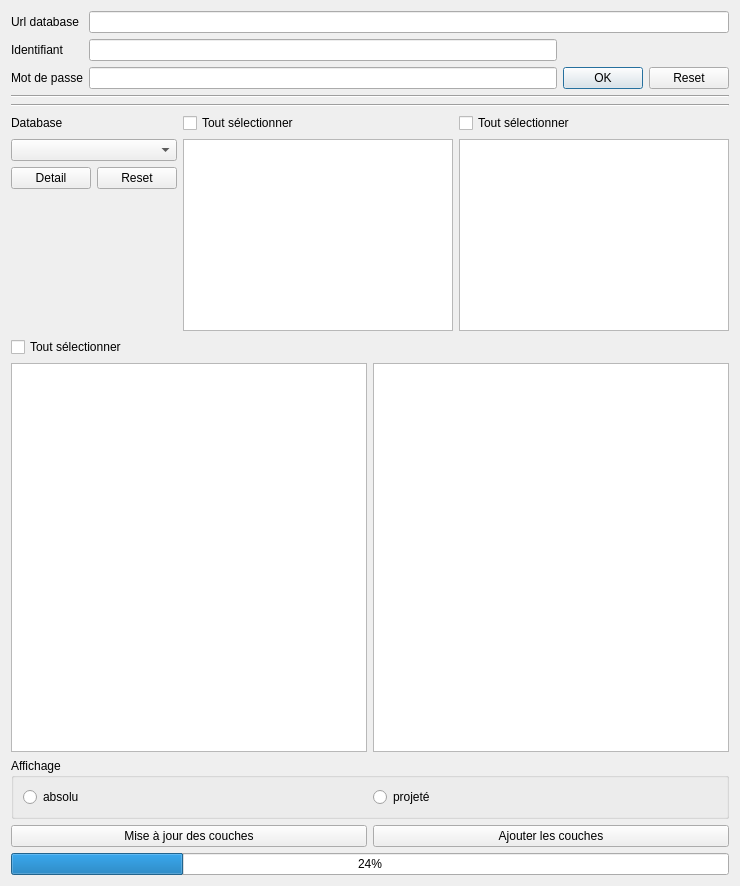
Old version of the form couchdb_importer/couchdb_importer_dialog_base.ui in the repository FranceDigues/SIRS-Digues-PluginQGis.
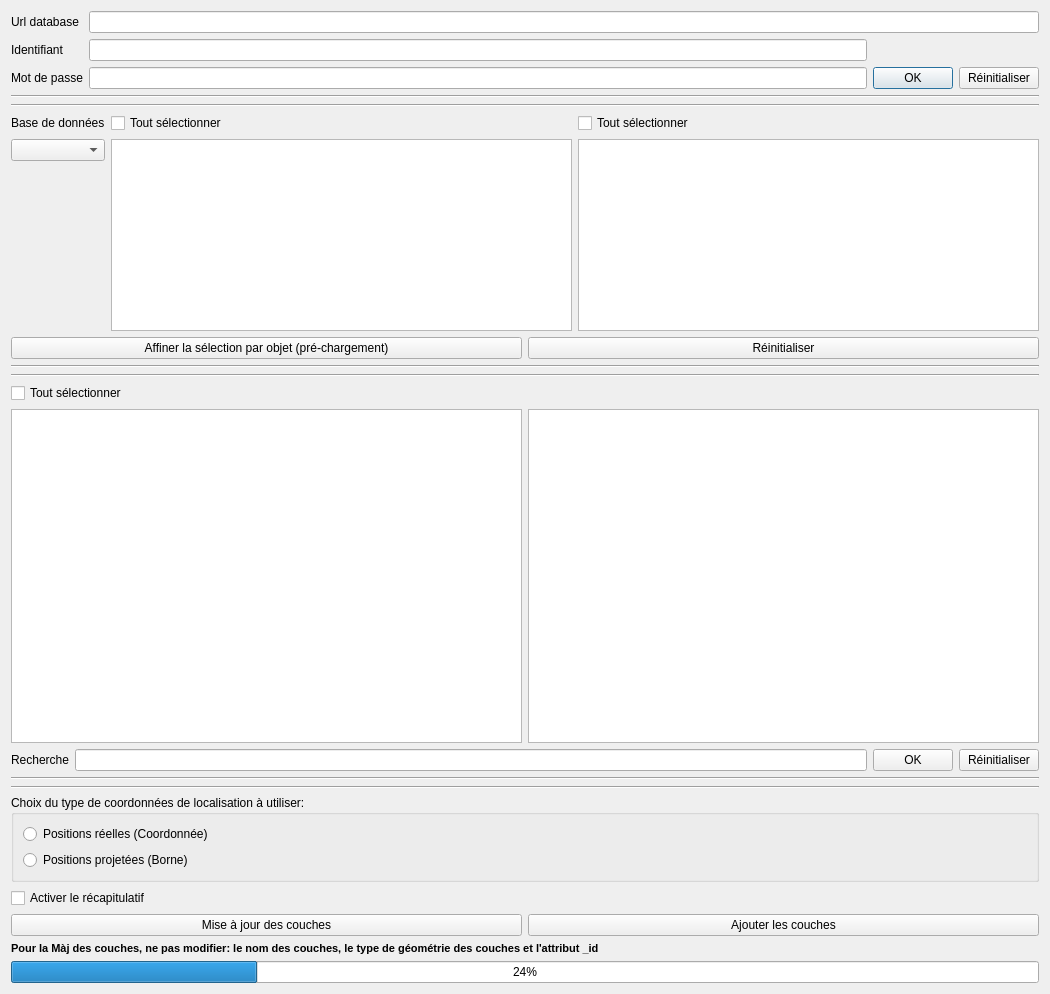
New version of the form.

Patch:
```diff
--- a/couchdb_importer/couchdb_importer_dialog_base.ui
+++ b/couchdb_importer/couchdb_importer_dialog_base.ui
@@ -6,14 +6,14 @@
    <rect>
     <x>0</x>
     <y>0</y>
-    <width>740</width>
-    <height>886</height>
+    <width>1050</width>
+    <height>994</height>
    </rect>
   </property>
   <property name="windowTitle">
    <string>Couchdb Importer</string>
   </property>
-  <layout class="QVBoxLayout" name="verticalLayout">
+  <layout class="QVBoxLayout" name="verticalLayout_2">
    <item>
     <layout class="QGridLayout" name="gridLayout">
      <item row="0" column="0">
@@ -56,7 +56,7 @@
      <item row="2" column="3">
       <widget class="QPushButton" name="resetConnectionButton">
        <property name="text">
-        <string>Reset</string>
+        <string>Réinitialiser</string>
        </property>
       </widget>
      </item>
@@ -78,29 +78,16 @@
    </item>
    <item>
     <layout class="QGridLayout" name="gridLayout_2">
+     <item row="0" column="3">
+      <widget class="QCheckBox" name="selectAllAttribute">
+       <property name="text">
+        <string>Tout sélectionner</string>
+       </property>
+      </widget>
+     </item>
      <item row="2" column="0" colspan="2">
       <widget class="QComboBox" name="database"/>
      </item>
-     <item row="2" column="2" rowspan="3">
-      <widget class="QListView" name="positionableClass"/>
-     </item>
-     <item row="2" column="3" rowspan="3">
-      <widget class="QListView" name="attribute"/>
-     </item>
-     <item row="3" column="0">
-      <widget class="QPushButton" name="detailButton">
-       <property name="text">
-        <string>Detail</string>
-       </property>
-      </widget>
-     </item>
-     <item row="3" column="1">
-      <widget class="QPushButton" name="resetDatabaseButton">
-       <property name="text">
-        <string>Reset</string>
-       </property>
-      </widget>
-     </item>
      <item row="0" column="2">
       <widget class="QCheckBox" name="selectAllPositionableClass">
        <property name="text">
@@ -111,27 +98,111 @@
      <item row="0" column="0" colspan="2">
       <widget class="QLabel" name="label">
        <property name="text">
-        <string>Database</string>
+        <string>Base de données</string>
        </property>
       </widget>
      </item>
-     <item row="0" column="3">
-      <widget class="QCheckBox" name="selectAllAttribute">
+     <item row="2" column="3" rowspan="2">
+      <widget class="QTableView" name="attribute">
+       <property name="editTriggers">
+        <set>QAbstractItemView::NoEditTriggers</set>
+       </property>
+       <property name="showGrid">
+        <bool>false</bool>
+       </property>
+       <attribute name="horizontalHeaderVisible">
+        <bool>false</bool>
+       </attribute>
+       <attribute name="horizontalHeaderMinimumSectionSize">
+        <number>48</number>
+       </attribute>
+       <attribute name="horizontalHeaderDefaultSectionSize">
+        <number>200</number>
+       </attribute>
+       <attribute name="horizontalHeaderShowSortIndicator" stdset="0">
+        <bool>false</bool>
+       </attribute>
+       <attribute name="horizontalHeaderStretchLastSection">
+        <bool>true</bool>
+       </attribute>
+       <attribute name="verticalHeaderVisible">
+        <bool>false</bool>
+       </attribute>
+       <attribute name="verticalHeaderMinimumSectionSize">
+        <number>18</number>
+       </attribute>
+       <attribute name="verticalHeaderDefaultSectionSize">
+        <number>30</number>
+       </attribute>
+       <attribute name="verticalHeaderStretchLastSection">
+        <bool>false</bool>
+       </attribute>
+      </widget>
+     </item>
+     <item row="2" column="2" rowspan="2">
+      <widget class="QTableView" name="positionableClass">
+       <property name="editTriggers">
+        <set>QAbstractItemView::NoEditTriggers</set>
+       </property>
+       <property name="showGrid">
+        <bool>false</bool>
+       </property>
+       <property name="sortingEnabled">
+        <bool>true</bool>
+       </property>
+       <attribute name="horizontalHeaderVisible">
+        <bool>false</bool>
+       </attribute>
+       <attribute name="horizontalHeaderStretchLastSection">
+        <bool>true</bool>
+       </attribute>
+       <attribute name="verticalHeaderVisible">
+        <bool>false</bool>
+       </attribute>
+       <attribute name="verticalHeaderMinimumSectionSize">
+        <number>18</number>
+       </attribute>
+       <attribute name="verticalHeaderDefaultSectionSize">
+        <number>30</number>
+       </attribute>
+      </widget>
+     </item>
+    </layout>
+   </item>
+   <item>
+    <layout class="QHBoxLayout" name="horizontalLayout_3">
+     <item>
+      <widget class="QPushButton" name="detailButton">
        <property name="text">
-        <string>Tout sélectionner</string>
+        <string>Affiner la sélection par objet (pré-chargement)</string>
        </property>
       </widget>
      </item>
+     <item>
+      <widget class="QPushButton" name="resetDatabaseButton">
+       <property name="text">
+        <string>Réinitialiser</string>
+       </property>
+      </widget>
+     </item>
     </layout>
    </item>
+   <item>
+    <widget class="Line" name="line_3">
+     <property name="orientation">
+      <enum>Qt::Horizontal</enum>
+     </property>
+    </widget>
+   </item>
+   <item>
+    <widget class="Line" name="line_6">
+     <property name="orientation">
+      <enum>Qt::Horizontal</enum>
+     </property>
+    </widget>
+   </item>
    <item>
     <layout class="QGridLayout" name="gridLayout_3">
-     <item row="2" column="1">
-      <widget class="QListView" name="positionable"/>
-     </item>
-     <item row="2" column="2">
-      <widget class="QListView" name="detail"/>
-     </item>
      <item row="0" column="1">
       <widget class="QCheckBox" name="selectAllPositionable">
        <property name="text">
@@ -139,31 +210,144 @@
        </property>
       </widget>
      </item>
+     <item row="2" column="1">
+      <widget class="QTableView" name="positionable">
+       <property name="sizeAdjustPolicy">
+        <enum>QAbstractScrollArea::AdjustIgnored</enum>
+       </property>
+       <property name="editTriggers">
+        <set>QAbstractItemView::NoEditTriggers</set>
+       </property>
+       <property name="horizontalScrollMode">
+        <enum>QAbstractItemView::ScrollPerPixel</enum>
+       </property>
+       <attribute name="horizontalHeaderVisible">
+        <bool>true</bool>
+       </attribute>
+       <attribute name="horizontalHeaderShowSortIndicator" stdset="0">
+        <bool>true</bool>
+       </attribute>
+       <attribute name="horizontalHeaderStretchLastSection">
+        <bool>false</bool>
+       </attribute>
+       <attribute name="verticalHeaderVisible">
+        <bool>false</bool>
+       </attribute>
+      </widget>
+     </item>
+     <item row="2" column="2">
+      <widget class="QTableView" name="detail">
+       <property name="sizeAdjustPolicy">
+        <enum>QAbstractScrollArea::AdjustIgnored</enum>
+       </property>
+       <property name="editTriggers">
+        <set>QAbstractItemView::NoEditTriggers</set>
+       </property>
+       <property name="horizontalScrollMode">
+        <enum>QAbstractItemView::ScrollPerPixel</enum>
+       </property>
+       <attribute name="horizontalHeaderVisible">
+        <bool>false</bool>
+       </attribute>
+       <attribute name="horizontalHeaderStretchLastSection">
+        <bool>false</bool>
+       </attribute>
+       <attribute name="verticalHeaderVisible">
+        <bool>false</bool>
+       </attribute>
+      </widget>
+     </item>
     </layout>
    </item>
+   <item>
+    <layout class="QHBoxLayout" name="horizontalLayout_2">
+     <item>
+      <widget class="QLabel" name="label_3">
+       <property name="text">
+        <string>Recherche</string>
+       </property>
+      </widget>
+     </item>
+     <item>
+      <widget class="QLineEdit" name="keyword"/>
+     </item>
+     <item>
+      <widget class="QPushButton" name="search">
+       <property name="text">
+        <string>OK</string>
+       </property>
+      </widget>
+     </item>
+     <item>
+      <widget class="QPushButton" name="resetSearch">
+       <property name="text">
+        <string>Réinitialiser</string>
+       </property>
+      </widget>
+     </item>
+    </layout>
+   </item>
+   <item>
+    <widget class="Line" name="line_5">
+     <property name="orientation">
+      <enum>Qt::Horizontal</enum>
+     </property>
+    </widget>
+   </item>
+   <item>
+    <widget class="Line" name="line_4">
+     <property name="orientation">
+      <enum>Qt::Horizontal</enum>
+     </property>
+    </widget>
+   </item>
    <item>
     <widget class="QGroupBox" name="projection">
      <property name="title">
-      <string>Affichage</string>
+      <string>Choix du type de coordonnées de localisation à utiliser:</string>
      </property>
-     <layout class="QHBoxLayout" name="horizontalLayout_2">
+     <layout class="QVBoxLayout" name="verticalLayout">
       <item>
        <widget class="QRadioButton" name="absolu">
         <property name="text">
-         <string>absolu</string>
+         <string>Positions réelles (Coordonnée)</string>
         </property>
        </widget>
       </item>
       <item>
        <widget class="QRadioButton" name="projete">
         <property name="text">
-         <string>projeté</string>
+         <string>Positions projetées (Borne)</string>
         </property>
        </widget>
       </item>
      </layout>
     </widget>
    </item>
+   <item>
+    <layout class="QHBoxLayout" name="horizontalLayout_4">
+     <item>
+      <widget class="QCheckBox" name="summary">
+       <property name="text">
+        <string>Activer le récapitulatif</string>
+       </property>
+      </widget>
+     </item>
+     <item>
+      <spacer name="horizontalSpacer">
+       <property name="orientation">
+        <enum>Qt::Horizontal</enum>
+       </property>
+       <property name="sizeHint" stdset="0">
+        <size>
+         <width>40</width>
+         <height>20</height>
+        </size>
+       </property>
+      </spacer>
+     </item>
+    </layout>
+   </item>
    <item>
     <layout class="QHBoxLayout" name="horizontalLayout">
      <item>
@@ -182,6 +366,20 @@
      </item>
     </layout>
    </item>
+   <item>
+    <widget class="QLabel" name="label_6">
+     <property name="font">
+      <font>
+       <pointsize>8</pointsize>
+       <weight>75</weight>
+       <bold>true</bold>
+      </font>
+     </property>
+     <property name="text">
+      <string>Pour la Màj des couches, ne pas modifier: le nom des couches, le type de géométrie des couches et l'attribut _id</string>
+     </property>
+    </widget>
+   </item>
    <item>
     <widget class="QProgressBar" name="progressBar">
      <property name="value">
```
